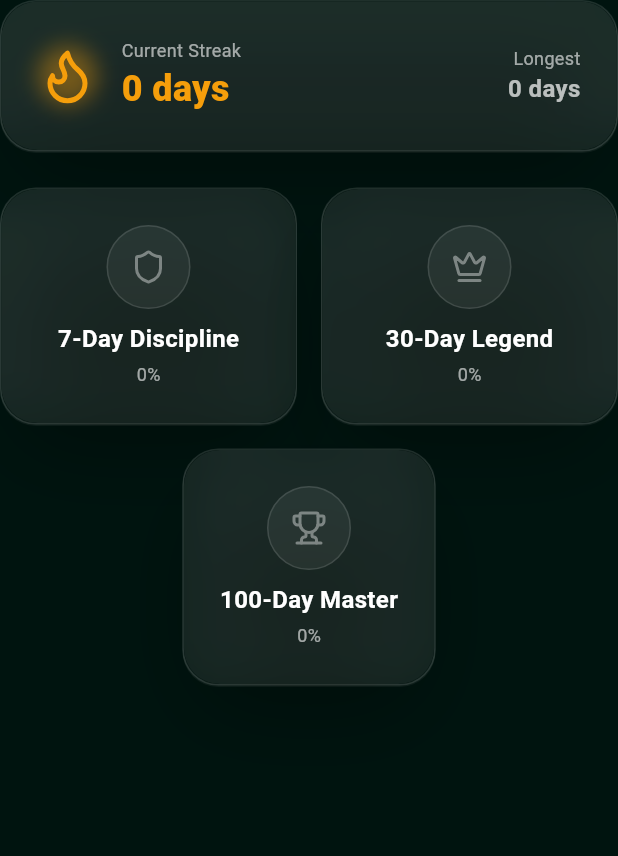
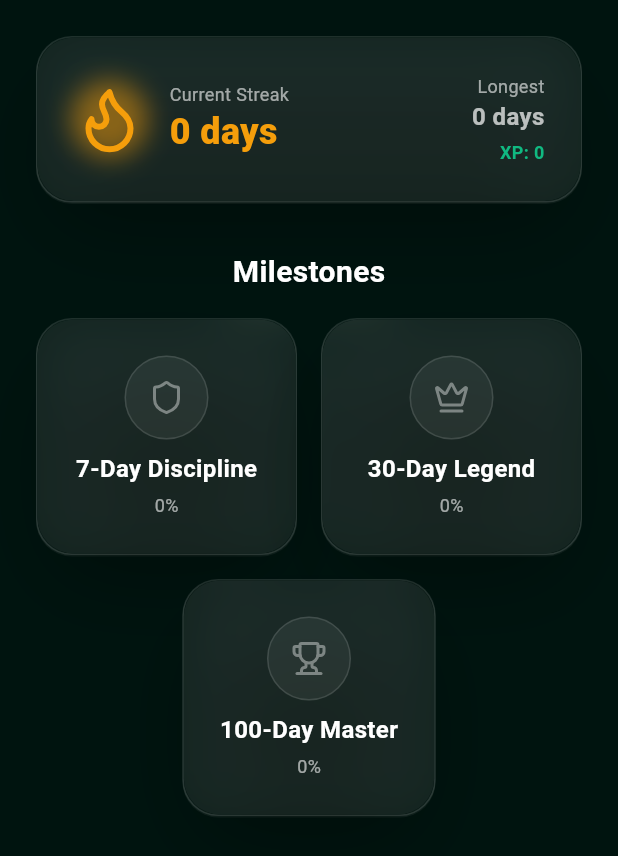
Before and after one commit to stossthegreat/futureyou, a Flutter app: the StreakScreen widget shown alone on an empty page, opened directly, on a phone screen of 412 x 824 dp. Shown: the top 856 px of the screen. Run offline on Flutter 3.47's test engine with Material 3 defaults, Android fonts, the phone set to English and light mode, and no system bars; our stand-ins replace flutter_animate, flutter_local_notifications, flutter_native_timezone, flutter_riverpod, hive, hive_flutter and 4 more; missing offline and left inert: android_alarm_manager_plus; accounts and stored records are empty.

Commit message:
Update streak_screen.dart

```diff
--- a/lib/screens/streak_screen.dart
+++ b/lib/screens/streak_screen.dart
@@ -3,84 +3,125 @@ import 'package:flutter_riverpod/flutter_riverpod.dart';
 import 'package:lucide_icons/lucide_icons.dart';
 import '../design/tokens.dart';
 import '../widgets/glass_card.dart';
-import '../services/local_storage.dart';
 import '../services/streak_service.dart';
-import '../models/streak.dart';
 
-class StreakScreen extends StatefulWidget {
+class StreakScreen extends ConsumerWidget {
   const StreakScreen({super.key});
 
   @override
-  State<StreakScreen> createState() => _StreakScreenState();
-}
+  Widget build(BuildContext context, WidgetRef ref) {
+    final streakData = ref.watch(streakServiceProvider);
 
-class _StreakScreenState extends State<StreakScreen> {
-  final StreakService streakService = StreakService();
-  final ValueNotifier<StreakData> streakNotifier =
-      ValueNotifier<StreakData>(StreakData(currentStreak: 0, longestStreak: 0, totalXP: 0));
+    final current = streakData.currentStreak;
+    final longest = streakData.longestStreak;
+    final totalXP = streakData.totalXP;
+    final intensity = (current / 30).clamp(0.0, 1.0);
 
-  @override
-  void initState() {
-    super.initState();
-    _refresh();
-  }
-
-  Future<void> _refresh() async {
-    final data = await streakService.load();
-    streakNotifier.value = data;
-  }
-
-  @override
-  Widget build(BuildContext context) {
-    return SingleChildScrollView(
-      child: ValueListenableBuilder<StreakData>(
-        valueListenable: streakNotifier,
-        builder: (context, data, _) {
-          final current = data.currentStreak;
-          final longest = data.longestStreak;
-
-          return Column(
+    return RefreshIndicator(
+      onRefresh: () async {
+        await ref.read(streakServiceProvider.notifier).refreshStreaks();
+      },
+      child: SingleChildScrollView(
+        physics: const AlwaysScrollableScrollPhysics(),
+        padding: const EdgeInsets.all(AppSpacing.lg),
+        child: Column(
+          crossAxisAlignment: CrossAxisAlignment.center,
           children: [
+            // 🔥 Streak Header
             GlassCard(
               child: Row(
                 children: [
-                    _Flame(size: 40, intensity: (current / 100).clamp(0.0, 1.0)),
+                  _Flame(size: 48, intensity: intensity),
                   const SizedBox(width: AppSpacing.md),
                   Column(
                     crossAxisAlignment: CrossAxisAlignment.start,
                     children: [
-                        Text('Current Streak', style: AppTextStyles.captionSmall.copyWith(color: AppColors.textTertiary)),
-                        Text('$current days', style: AppTextStyles.h2.copyWith(color: AppColors.warning, fontWeight: FontWeight.w800)),
+                      Text(
+                        'Current Streak',
+                        style: AppTextStyles.captionSmall.copyWith(
+                          color: AppColors.textTertiary,
+                        ),
+                      ),
+                      Text(
+                        '$current days',
+                        style: AppTextStyles.h2.copyWith(
+                          color: AppColors.warning,
+                          fontWeight: FontWeight.w800,
+                        ),
+                      ),
                     ],
                   ),
                   const Spacer(),
                   Column(
                     crossAxisAlignment: CrossAxisAlignment.end,
                     children: [
-                        Text('Longest', style: AppTextStyles.captionSmall.copyWith(color: AppColors.textTertiary)),
-                        Text('$longest days', style: AppTextStyles.bodySemiBold.copyWith(color: AppColors.textSecondary)),
+                      Text(
+                        'Longest',
+                        style: AppTextStyles.captionSmall.copyWith(
+                          color: AppColors.textTertiary,
+                        ),
+                      ),
+                      Text(
+                        '$longest days',
+                        style: AppTextStyles.bodySemiBold.copyWith(
+                          color: AppColors.textSecondary,
+                        ),
+                      ),
+                      const SizedBox(height: 4),
+                      Text(
+                        'XP: $totalXP',
+                        style: AppTextStyles.captionSmall.copyWith(
+                          color: AppColors.emerald,
+                          fontWeight: FontWeight.w600,
+                        ),
+                      ),
                     ],
                   ),
                 ],
               ),
             ),
 
-              const SizedBox(height: AppSpacing.lg),
+            const SizedBox(height: AppSpacing.xl),
+
+            // 🏆 Badges
+            Text(
+              'Milestones',
+              style: AppTextStyles.h3.copyWith(
+                color: AppColors.textPrimary,
+                fontWeight: FontWeight.w700,
+              ),
+            ),
+            const SizedBox(height: AppSpacing.md),
 
             Row(
               children: const [
-                  Expanded(child: _Badge(title: '7-Day Discipline', need: 7, icon: LucideIcons.shield)),
+                Expanded(
+                  child: _Badge(
+                    title: '7-Day Discipline',
+                    need: 7,
+                    icon: LucideIcons.shield,
+                  ),
+                ),
                 SizedBox(width: AppSpacing.md),
-                  Expanded(child: _Badge(title: '30-Day Legend', need: 30, icon: LucideIcons.crown)),
+                Expanded(
+                  child: _Badge(
+                    title: '30-Day Legend',
+                    need: 30,
+                    icon: LucideIcons.crown,
+                  ),
+                ),
               ],
             ),
             const SizedBox(height: AppSpacing.md),
-              const _Badge(title: '100-Day Master', need: 100, icon: LucideIcons.trophy),
+            const _Badge(
+              title: '100-Day Master',
+              need: 100,
+              icon: LucideIcons.trophy,
+            ),
 
             const SizedBox(height: 100),
           ],
-          );
-        },
+        ),
       ),
     );
   }
@@ -90,11 +131,16 @@ class _Badge extends ConsumerWidget {
   final String title;
   final int need;
   final IconData icon;
-  const _Badge({required this.title, required this.need, required this.icon});
+  const _Badge({
+    required this.title,
+    required this.need,
+    required this.icon,
+  });
 
   @override
   Widget build(BuildContext context, WidgetRef ref) {
-    final current = LocalStorageService.calculateCurrentStreak();
+    final streakData = ref.watch(streakServiceProvider);
+    final current = streakData.currentStreak;
     final unlocked = current >= need;
     final pct = (current / need).clamp(0.0, 1.0);
 
@@ -107,20 +153,47 @@ class _Badge extends ConsumerWidget {
             decoration: BoxDecoration(
               shape: BoxShape.circle,
               gradient: unlocked
-                  ? const LinearGradient(colors: [AppColors.emerald, AppColors.cyan])
+                  ? const LinearGradient(
+                      colors: [AppColors.emerald, AppColors.cyan],
+                    )
                   : null,
               color: unlocked ? null : AppColors.glassBackground,
-              border: Border.all(color: unlocked ? AppColors.emerald : AppColors.glassBorder),
+              border: Border.all(
+                color: unlocked
+                    ? AppColors.emerald
+                    : AppColors.glassBorder,
+              ),
               boxShadow: unlocked
-                  ? const [BoxShadow(color: Color(0x4010B981), blurRadius: 20)]
+                  ? const [
+                      BoxShadow(
+                        color: Color(0x4010B981),
+                        blurRadius: 20,
+                      )
+                    ]
                   : null,
             ),
-            child: Icon(icon, color: unlocked ? Colors.black : AppColors.textQuaternary, size: 24),
+            child: Icon(
+              icon,
+              color: unlocked
+                  ? Colors.black
+                  : AppColors.textQuaternary,
+              size: 24,
+            ),
           ),
           const SizedBox(height: AppSpacing.sm),
-          Text(title, style: AppTextStyles.bodySemiBold.copyWith(color: AppColors.textPrimary)),
+          Text(
+            title,
+            style: AppTextStyles.bodySemiBold.copyWith(
+              color: AppColors.textPrimary,
+            ),
+          ),
           const SizedBox(height: 4),
-          Text(unlocked ? '✅ Unlocked' : '${(pct * 100).toInt()}%', style: AppTextStyles.captionSmall.copyWith(color: AppColors.textTertiary)),
+          Text(
+            unlocked ? '✅ Unlocked' : '${(pct * 100).toInt()}%',
+            style: AppTextStyles.captionSmall.copyWith(
+              color: AppColors.textTertiary,
+            ),
+          ),
         ],
       ),
     );
@@ -130,21 +203,33 @@ class _Badge extends ConsumerWidget {
 class _Flame extends StatelessWidget {
   final double size;
   final double intensity;
-  const _Flame({required this.size, required this.intensity});
+  const _Flame({
+    required this.size,
+    required this.intensity,
+  });
 
   @override
   Widget build(BuildContext context) {
-    final color = Color.lerp(AppColors.warning, const Color(0xFFFF6B35), intensity);
+    final color =
+        Color.lerp(AppColors.warning, const Color(0xFFFF6B35), intensity);
     return Container(
       width: size,
       height: size,
       decoration: BoxDecoration(
         shape: BoxShape.circle,
         boxShadow: [
-          BoxShadow(color: color!.withOpacity(0.4), blurRadius: 12 + 12 * intensity),
+          BoxShadow(
+            color: color!.withOpacity(0.5),
+            blurRadius: 14 + 14 * intensity,
+            spreadRadius: 2,
+          ),
         ],
       ),
-      child: Icon(LucideIcons.flame, color: color, size: size),
+      child: Icon(
+        LucideIcons.flame,
+        color: color,
+        size: size,
+      ),
     );
   }
 }
```
Lines whose indentation alone changed are shown as unchanged.
